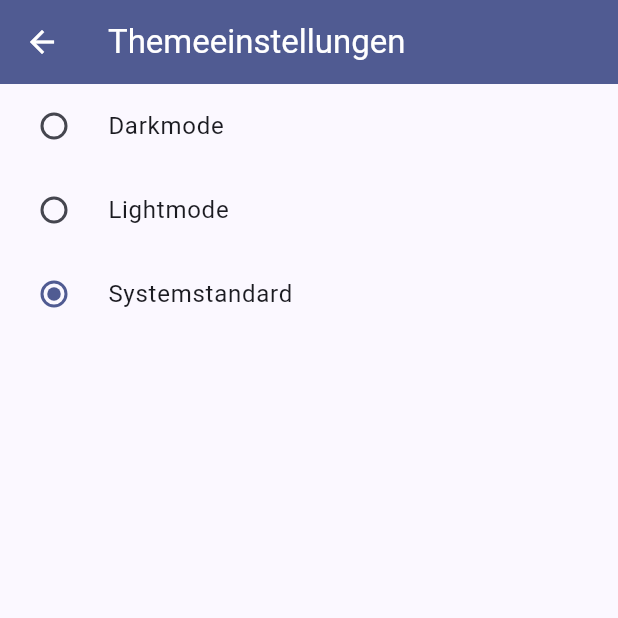
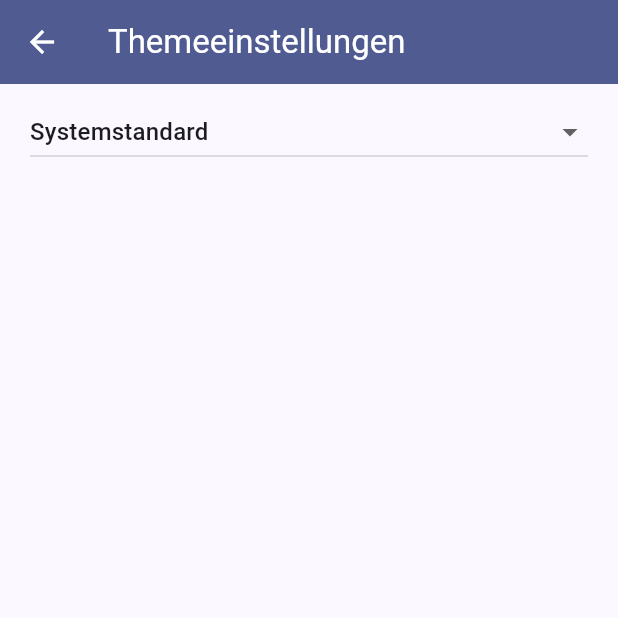
Before and after one commit to BogyMitutoyoCTL/BOGY-App-2024-03, a Flutter app: the Setting_Theme screen opened directly, on a phone screen of 412 x 824 dp, the top half of it. Run offline on Flutter 3.47's test engine with Material 3 defaults, Android fonts, the phone set to English and light mode, and no system bars; our stand-ins replace fl_chart, flutter_blue_plus, timer_count_down; generated files the repository leaves out were written again.

Commit message:
Themes have now a drop down button

```diff
--- a/bluetemp/lib/Settings_Theme.dart
+++ b/bluetemp/lib/Settings_Theme.dart
@@ -1,5 +1,6 @@
 import 'package:flutter/cupertino.dart';
 import 'package:flutter/material.dart';
+import 'package:flutter/widgets.dart';
 import 'package:intl/intl.dart';
 import 'main.dart';
 
@@ -21,48 +22,35 @@ class _Setting_ThemeState extends State<Setting_Theme> {
       appBar: AppBar(
         title: Text("Themeeinstellungen"),
       ),
-      body: Column(
-        children: [
-          RadioListTile(
-            value: ThemeMode.dark,
-            groupValue: globalState.selectedTheme,
-            onChanged: Theme_Mode_dark,
-            title: Text("Darkmode"),
-          ),
-          RadioListTile(
-            value: ThemeMode.light,
-            groupValue: globalState.selectedTheme,
-            onChanged: Theme_Mode_light,
-            title: Text("Lightmode"),
-          ),
-          RadioListTile(
-            value: ThemeMode.system,
-            groupValue: globalState.selectedTheme,
-            onChanged: ThemeMode_System,
-            title: Text("Systemstandard"),
-          )
-        ],
+      body: Padding(
+        padding: const EdgeInsets.fromLTRB(20, 8, 20, 0),
+        child: DropdownButton(
+            isExpanded: true,
+            items: dropdownItems(),
+            onChanged: Theme_Mode,
+            value: globalState.selectedTheme),
       ),
     );
   }
 
-  void Theme_Mode_dark(ThemeMode) {
-    setState(() {
-      globalState.selectedTheme = Darkmode;
-      globalState.appSettingsChanger.refreshApp();
-    });
+  List<DropdownMenuItem<ThemeMode>> dropdownItems() {
+    List<DropdownMenuItem<ThemeMode>> menuItems = [
+      DropdownMenuItem(child: Text("Darkomde"), value: ThemeMode.dark),
+      DropdownMenuItem(
+        child: Text("Lightmode"),
+        value: ThemeMode.light,
+      ),
+      DropdownMenuItem(
+        child: Text("Systemstandard"),
+        value: ThemeMode.system,
+      ),
+    ];
+    return menuItems;
   }
 
-  void Theme_Mode_light(ThemeMode) {
+  void Theme_Mode(ThemeMode? value) {
     setState(() {
-      globalState.selectedTheme = Lightmode;
-      globalState.appSettingsChanger.refreshApp();
-    });
-  }
-
-  void ThemeMode_System(ThemeMode) {
-    setState(() {
-      globalState.selectedTheme = Systemmode;
+      globalState.selectedTheme = value!;
       globalState.appSettingsChanger.refreshApp();
     });
   }
```
Also changed, not shown: bluetemp/lib/Mitprogramierer.dart (+4 -8 lines).
